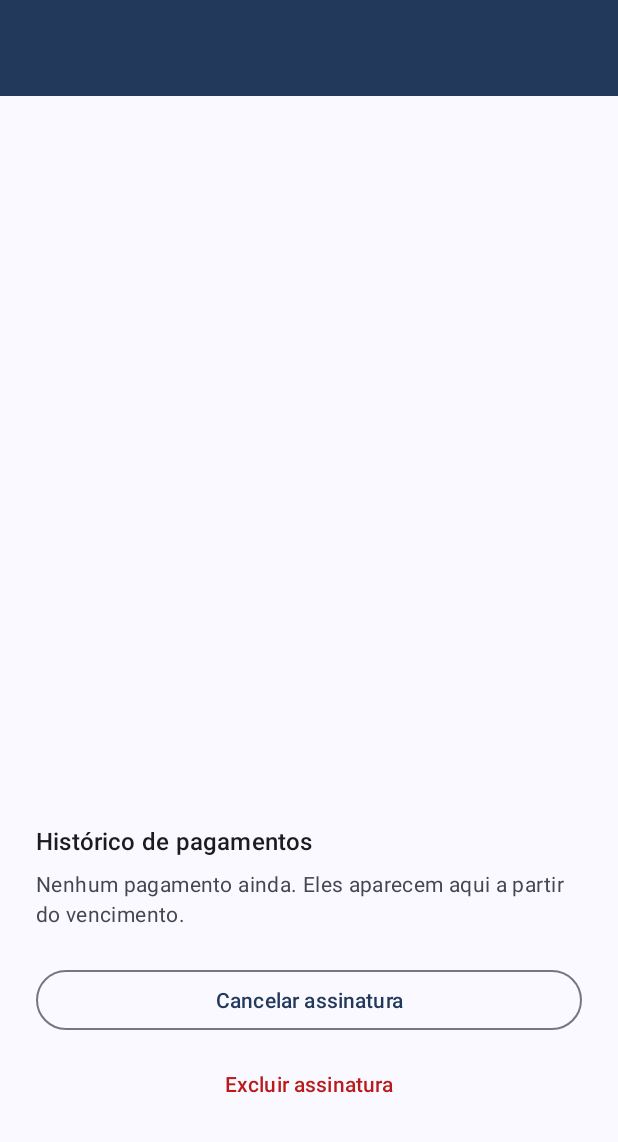
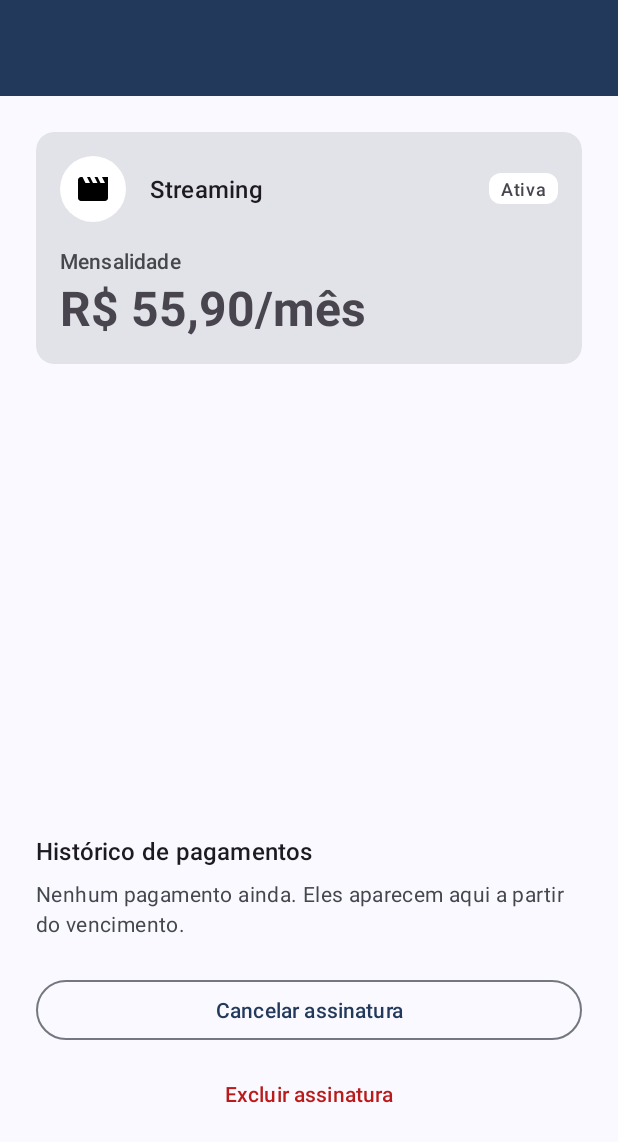
Before and after one commit to muriloklein/rekly_mobile, an Android app: the layout activity_subscription_details.xml on its own in the app's theme, with its tools: preview values and no code run, on a phone screen of 412 x 824 dp. Shown: the top 1142 px of the screen. Run offline under Robolectric (Android 15) with nearby library versions, the phone set to English and light mode, and no system bars.

Commit message:
feat(ui): destaca o valor no detalhe e mostra Pago e Pendente como chips no histórico

```diff
--- a/app/src/main/java/com/example/rekly/ui/subscription/PaymentAdapter.kt
+++ b/app/src/main/java/com/example/rekly/ui/subscription/PaymentAdapter.kt
@@ -12,7 +12,9 @@ import com.example.rekly.databinding.ItemPaymentBinding
 import com.example.rekly.domain.model.PaymentStatus
 import com.example.rekly.util.DateFormatter
 import com.example.rekly.util.MoneyFormatter
+import com.example.rekly.util.chipTone
 import com.example.rekly.util.labelRes
+import com.example.rekly.util.showChip
 
 class PaymentAdapter(
     private val onConfirmClick: (Payment) -> Unit
@@ -33,7 +35,7 @@ class PaymentAdapter(
             val isPaid = payment.status == PaymentStatus.PAID
 
             binding.monthText.text = DateFormatter.formatMonth(payment.referenceMonth)
-            binding.statusText.setText(payment.status.labelRes())
+            binding.statusChip.showChip(payment.status.labelRes(), payment.status.chipTone())
             binding.amountText.text = if (isPaid) amount else context.getString(R.string.payment_amount_estimate, amount)
             binding.detailText.text = if (isPaid) {
                 context.getString(R.string.payment_paid_on, DateFormatter.format(payment.paidDate ?: payment.dueDate))
--- a/app/src/main/res/layout/activity_subscription_details.xml
+++ b/app/src/main/res/layout/activity_subscription_details.xml
@@ -21,6 +21,71 @@
             android:layout_height="wrap_content"
             android:orientation="vertical"
             android:padding="@dimen/spacing_large">
+
+            <com.google.android.material.card.MaterialCardView
+                android:id="@+id/headerCard"
+                style="@style/Widget.Material3.CardView.Filled"
+                android:layout_width="match_parent"
+                android:layout_height="wrap_content"
+                android:layout_marginBottom="@dimen/spacing_medium">
+
+                <LinearLayout
+                    android:layout_width="match_parent"
+                    android:layout_height="wrap_content"
+                    android:orientation="vertical"
+                    android:padding="@dimen/spacing_medium">
+
+                    <LinearLayout
+                        android:layout_width="match_parent"
+                        android:layout_height="wrap_content"
+                        android:gravity="center_vertical"
+                        android:orientation="horizontal">
+
+                        <ImageView
+                            android:id="@+id/categoryIcon"
+                            android:layout_width="@dimen/category_avatar_size"
+                            android:layout_height="@dimen/category_avatar_size"
+                            android:background="@drawable/bg_category_circle"
+                            android:importantForAccessibility="no"
+                            android:padding="@dimen/category_avatar_padding"
+                            tools:src="@drawable/ic_category_streaming" />
+
+                        <TextView
+                            android:id="@+id/categoryText"
+                            android:layout_width="0dp"
+                            android:layout_height="wrap_content"
+                            android:layout_marginStart="@dimen/spacing_medium"
+                            android:layout_weight="1"
+                            android:textAppearance="?attr/textAppearanceTitleMedium"
+                            tools:text="Streaming" />
+
+                        <TextView
+                            android:id="@+id/statusChip"
+                            style="@style/Widget.Rekly.StatusChip"
+                            android:layout_width="wrap_content"
+                            android:layout_height="wrap_content"
+                            android:layout_marginStart="@dimen/spacing_small"
+                            tools:text="Ativa" />
+                    </LinearLayout>
+
+                    <TextView
+                        android:id="@+id/monthlyLabel"
+                        android:layout_width="match_parent"
+                        android:layout_height="wrap_content"
+                        android:layout_marginTop="@dimen/spacing_medium"
+                        android:text="@string/label_monthly"
+                        android:textAppearance="?attr/textAppearanceLabelLarge"
+                        android:textColor="?attr/colorOnSurfaceVariant" />
+
+                    <TextView
+                        android:id="@+id/monthlyAmountText"
+                        android:layout_width="match_parent"
+                        android:layout_height="wrap_content"
+                        android:textAppearance="?attr/textAppearanceHeadlineLarge"
+                        android:textStyle="bold"
+                        tools:text="R$ 55,90/mês" />
+                </LinearLayout>
+            </com.google.android.material.card.MaterialCardView>
 
             <com.google.android.material.card.MaterialCardView
                 android:id="@+id/incompleteCard"
@@ -63,10 +128,6 @@
                     layout="@layout/layout_detail_row" />
 
                 <include
-                    android:id="@+id/monthlyRow"
-                    layout="@layout/layout_detail_row" />
-
-                <include
                     android:id="@+id/realCostRow"
                     layout="@layout/layout_detail_row" />
 
@@ -82,14 +143,6 @@
                     android:id="@+id/billingDayRow"
                     layout="@layout/layout_detail_row" />
             </LinearLayout>
-
-            <include
-                android:id="@+id/categoryRow"
-                layout="@layout/layout_detail_row" />
-
-            <include
-                android:id="@+id/statusRow"
-                layout="@layout/layout_detail_row" />
 
             <TextView
                 android:layout_width="match_parent"
--- a/app/src/main/res/layout/item_payment.xml
+++ b/app/src/main/res/layout/item_payment.xml
@@ -50,11 +50,11 @@
                 tools:text="R$ 55,90" />
 
             <TextView
-                android:id="@+id/statusText"
+                android:id="@+id/statusChip"
+                style="@style/Widget.Rekly.StatusChip"
                 android:layout_width="wrap_content"
                 android:layout_height="wrap_content"
-                android:textAppearance="?attr/textAppearanceLabelMedium"
-                android:textColor="?attr/colorOnSurfaceVariant"
+                android:layout_marginTop="4dp"
                 tools:text="Pago" />
         </LinearLayout>
     </LinearLayout>
```
Also changed, not shown: app/src/main/java/com/example/rekly/ui/main/SubscriptionListAdapter.kt (+10 -18 lines), app/src/main/java/com/example/rekly/ui/subscription/SubscriptionDetailsActivity.kt (+13 -7 lines), app/src/main/java/com/example/rekly/util/AmountText.kt (added, +13 -0 lines), app/src/main/java/com/example/rekly/util/CategoryVisual.kt (+9 -0 lines), app/src/main/java/com/example/rekly/util/StatusChip.kt (+13 -0 lines).
